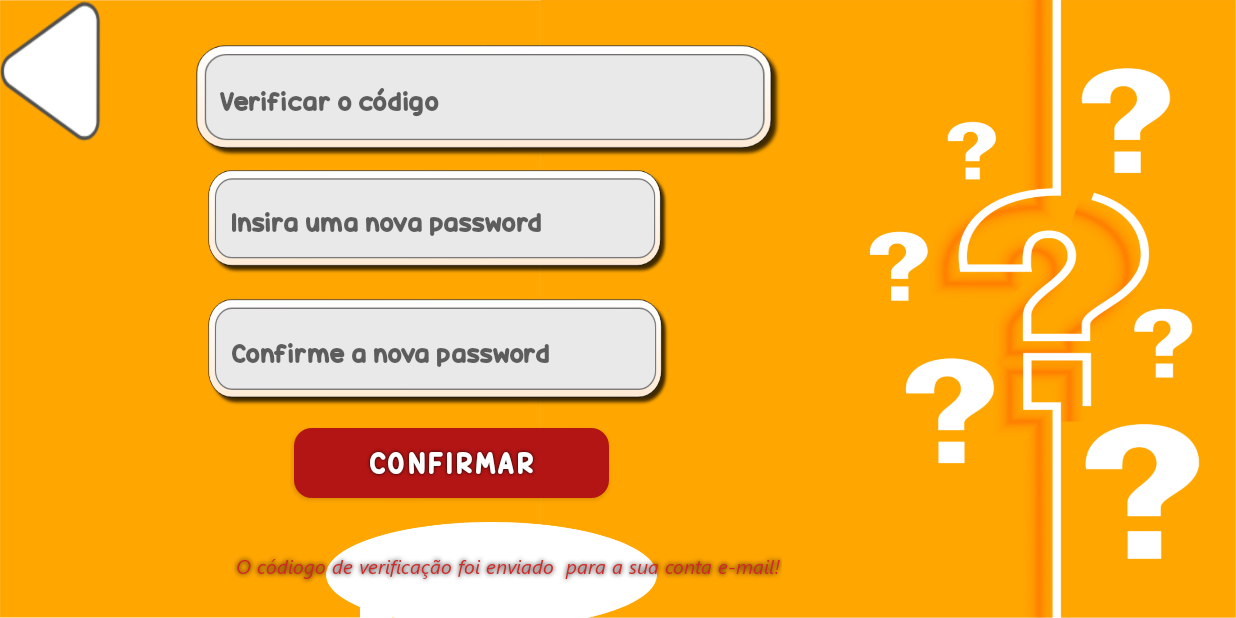
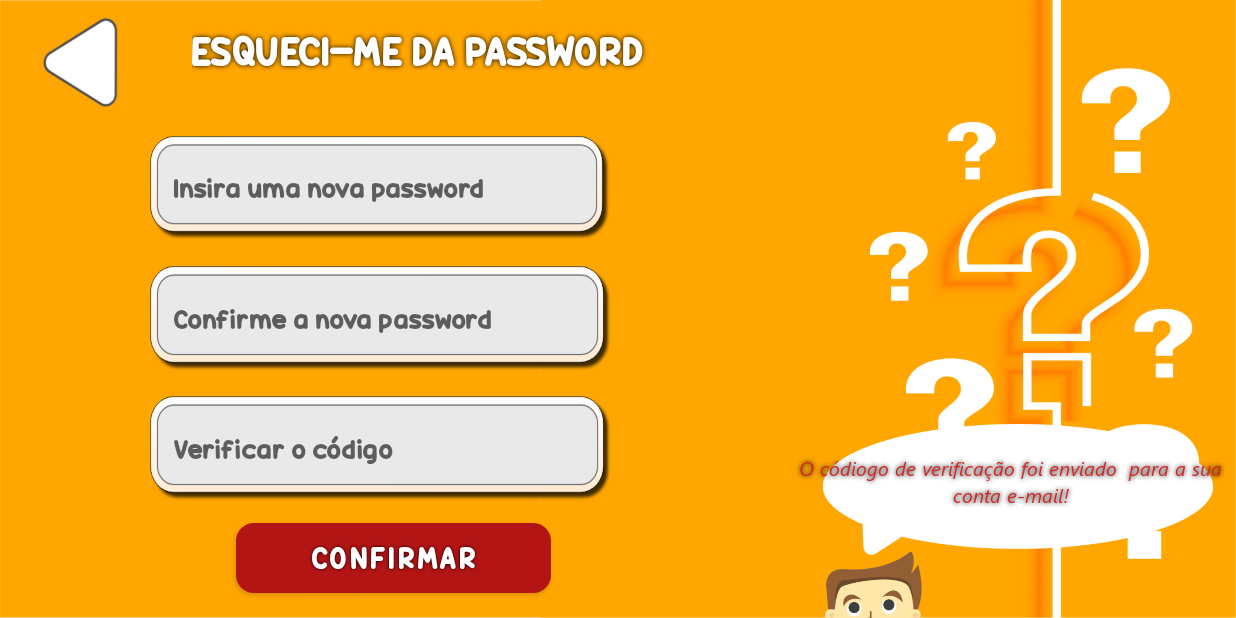
Before and after one commit to carlosela99/CM_Project, an Android app: the ForgotPasswordChange screen opened directly, with no data from a screen before it, on a phone screen of 824 x 412 dp (held sideways). Run offline under Robolectric (Android 15) with nearby library versions, the light colour scheme and no system bars.

Commit message:
Passoword change

```diff
--- a/TP1-Fase 2/Implementacao/Reclaim_Portugal/app/src/main/res/layout/activity_forgot_password_change.xml
+++ b/TP1-Fase 2/Implementacao/Reclaim_Portugal/app/src/main/res/layout/activity_forgot_password_change.xml
@@ -9,21 +9,72 @@
     <LinearLayout
         android:layout_width="match_parent"
         android:layout_height="match_parent"
+        android:orientation="vertical">
+
+        <RelativeLayout
+            android:layout_width="match_parent"
+            android:layout_height="match_parent"
+            android:layout_weight="80">
+
+
+            <LinearLayout
+                android:layout_width="match_parent"
+                android:layout_height="match_parent"
                 android:orientation="horizontal">
+
+                <RelativeLayout
+                    android:layout_width="match_parent"
+                    android:layout_weight="100"
+                    android:layout_height="match_parent">
+
+                    <ImageButton
+                        android:id="@+id/button3"
+                        android:layout_width="50dp"
+                        android:layout_height="60dp"
+                        android:layout_centerInParent="true"
+                        android:background="@drawable/back" />
+                </RelativeLayout>
+
+                <RelativeLayout
+                    android:layout_width="match_parent"
+                    android:layout_weight="15"
+                    android:layout_height="match_parent">
+
+                    <TextView
+                        android:id="@+id/textView"
+                        android:layout_width="470dp"
+                        android:layout_height="53dp"
+                        android:layout_marginStart="20dp"
+                        android:layout_centerVertical="true"
+                        android:layout_marginBottom="32dp"
+                        android:fontFamily="@font/candy_beans"
+                        android:shadowColor="@color/black"
+                        android:shadowRadius="4"
+                        android:text="@string/forgot_password"
+                        android:textAllCaps="true"
+                        android:textColor="@color/white"
+                        android:textSize="27sp" />
+                </RelativeLayout>
+            </LinearLayout>
+
+        </RelativeLayout>
+
+        <RelativeLayout
+            android:layout_width="match_parent"
+            android:layout_height="match_parent"
+            android:layout_weight="20">
+
+            <LinearLayout
+                android:layout_width="match_parent"
+                android:layout_height="match_parent"
+                android:orientation="horizontal">
+
 
                 <RelativeLayout
                     android:layout_width="match_parent"
                     android:layout_height="match_parent"
                     android:layout_weight="8">
 
-
-            <ImageButton
-                android:id="@+id/button3"
-                android:layout_width="67dp"
-                android:layout_height="94dp"
-                android:background="@drawable/back"
-                android:onClick="backToSubmitEmail"
-                android:scaleType="fitXY" />
                 </RelativeLayout>
 
                 <RelativeLayout
@@ -38,39 +89,8 @@
 
                         <RelativeLayout
                             android:layout_width="match_parent"
-                    android:layout_height="match_parent"
-                    android:layout_weight="5.5">
-
-                    <TextView
-                        android:id="@+id/textView"
-                        android:layout_width="285dp"
-                        android:layout_height="66dp"
-                        android:layout_alignParentBottom="true"
-                        android:layout_marginStart="20dp"
-                        android:layout_marginEnd="20dp"
-                        android:layout_marginBottom="32dp"
-                        android:fontFamily="@font/candy_beans"
-                        android:shadowColor="@color/black"
-                        android:shadowRadius="4"
-                        android:text="@string/forgot_password"
-                        android:textAlignment="center"
-                        android:textAllCaps="true"
-                        android:textColor="@color/white"
-                        android:textSize="27sp" />
-
-                </RelativeLayout>
-
-
-                <EditText
-                    android:id="@+id/code_text"
-                    android:layout_width="match_parent"
-                    android:layout_height="75dp"
-                    android:background="@drawable/text_box"
-                    android:ems="10"
-                    android:fontFamily="@font/candy_beans"
-                    android:hint="@string/verification_code"
-                    android:inputType="textPersonName"
-                    android:padding="16dp" />
+                            android:layout_weight="75"
+                            android:layout_height="match_parent">
 
                             <EditText
                                 android:id="@+id/password_text"
@@ -86,18 +106,54 @@
                                 android:hint="@string/insert_new_password"
                                 android:inputType="textPersonName"
                                 android:padding="16dp" />
+                        </RelativeLayout>
+
+                        <RelativeLayout
+                            android:layout_width="match_parent"
+                            android:layout_weight="75"
+                            android:layout_height="match_parent">
 
                             <EditText
                                 android:id="@+id/password_confirm_text"
                                 android:layout_width="308dp"
                                 android:layout_height="72dp"
-                    android:layout_margin="8dp"
+                                android:layout_marginStart="8dp"
+                                android:layout_marginTop="8dp"
+                                android:layout_marginEnd="8dp"
+                                android:layout_marginBottom="8dp"
                                 android:background="@drawable/text_box"
                                 android:ems="10"
                                 android:fontFamily="@font/candy_beans"
                                 android:hint="@string/confirm_new_password"
                                 android:inputType="textPersonName"
                                 android:padding="16dp" />
+                        </RelativeLayout>
+
+                        <RelativeLayout
+                            android:layout_width="match_parent"
+                            android:layout_weight="75"
+                            android:layout_height="match_parent">
+
+                            <EditText
+                                android:id="@+id/code_text"
+                                android:layout_width="308dp"
+                                android:layout_height="72dp"
+                                android:layout_marginStart="8dp"
+                                android:layout_marginTop="8dp"
+                                android:layout_marginEnd="8dp"
+                                android:layout_marginBottom="8dp"
+                                android:background="@drawable/text_box"
+                                android:ems="10"
+                                android:fontFamily="@font/candy_beans"
+                                android:hint="@string/verification_code"
+                                android:inputType="textPersonName"
+                                android:padding="16dp" />
+                        </RelativeLayout>
+
+                        <RelativeLayout
+                            android:layout_width="match_parent"
+                            android:layout_weight="80"
+                            android:layout_height="match_parent">
 
                             <Button
                                 android:id="@+id/button"
@@ -117,18 +173,22 @@
                                 android:textSize="20sp"
                                 app:backgroundTint="#B31414"
                                 app:cornerRadius="12dp" />
+                        </RelativeLayout>
+                    </LinearLayout>
+
+                </RelativeLayout>
 
                 <RelativeLayout
                     android:layout_width="match_parent"
-                    android:layout_height="match_parent"
-                    android:layout_weight="5">
+                    android:layout_weight="5"
+                    android:layout_height="match_parent">
 
                     <ImageView
                         android:id="@+id/imageView"
-                        android:layout_width="161dp"
+                        android:layout_width="261dp"
                         android:layout_height="55dp"
                         android:layout_marginStart="0dp"
-                        android:layout_marginTop="95dp"
+                        android:layout_marginTop="285dp"
                         android:layout_marginBottom="-10dp"
 
                         app:srcCompat="@drawable/icon_rapaz" />
@@ -137,18 +197,16 @@
                         android:id="@+id/imageView2"
                         android:layout_width="294dp"
                         android:layout_height="87dp"
-                        android:layout_marginStart="50dp"
-                        android:layout_marginTop="0dp"
+                        android:layout_marginStart="75dp"
+                        android:layout_marginTop="200dp"
                         android:layout_marginBottom="-10dp"
                         app:srcCompat="@drawable/balao_texto" />
 
                     <TextView
                         android:layout_width="match_parent"
                         android:layout_height="wrap_content"
-                        android:layout_alignParentTop="true"
-                        android:layout_alignParentBottom="true"
-                        android:layout_marginStart="25dp"
-                        android:layout_marginTop="20dp"
+                        android:layout_marginStart="65dp"
+                        android:layout_marginTop="220dp"
                         android:layout_marginBottom="0dp"
                         android:fontFamily="@font/italic"
                         android:shadowColor="@color/black"
@@ -159,18 +217,14 @@
                         android:textColor="#D22727"
                         android:textSize="13sp"
                         android:textStyle="italic" />
+
                 </RelativeLayout>
+
 
             </LinearLayout>
         </RelativeLayout>
 
-        <RelativeLayout
-            android:layout_width="match_parent"
-            android:layout_height="match_parent"
-            android:layout_weight="6">
+    </LinearLayout>
 
 
-        </RelativeLayout>
-    </LinearLayout>
-
 </androidx.constraintlayout.widget.ConstraintLayout>
```
Lines whose indentation alone changed are shown as unchanged.
